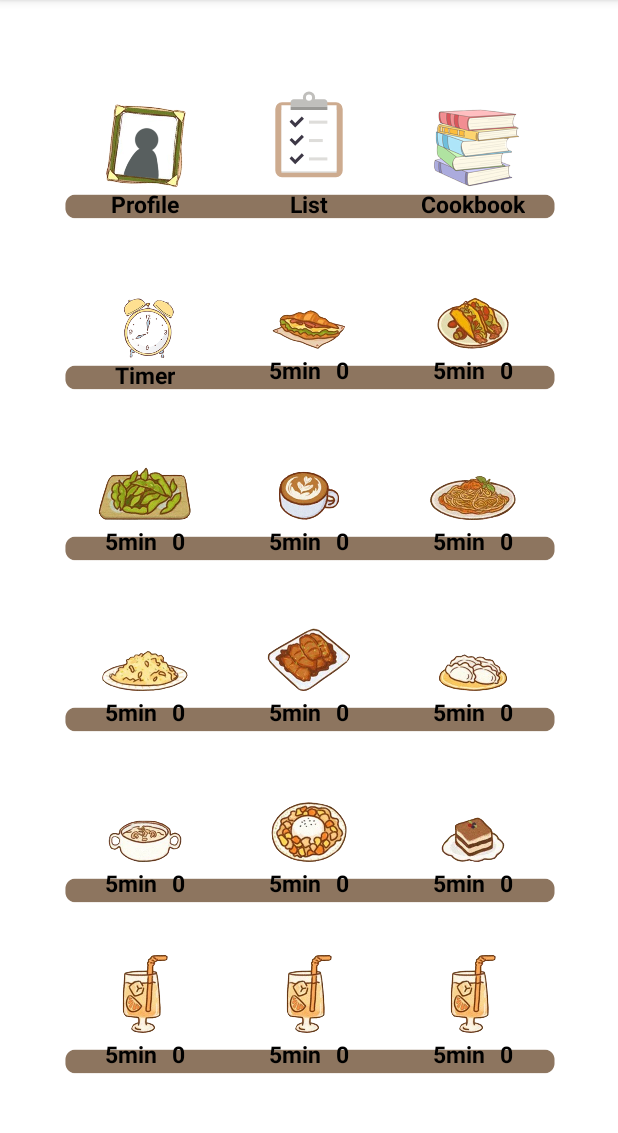
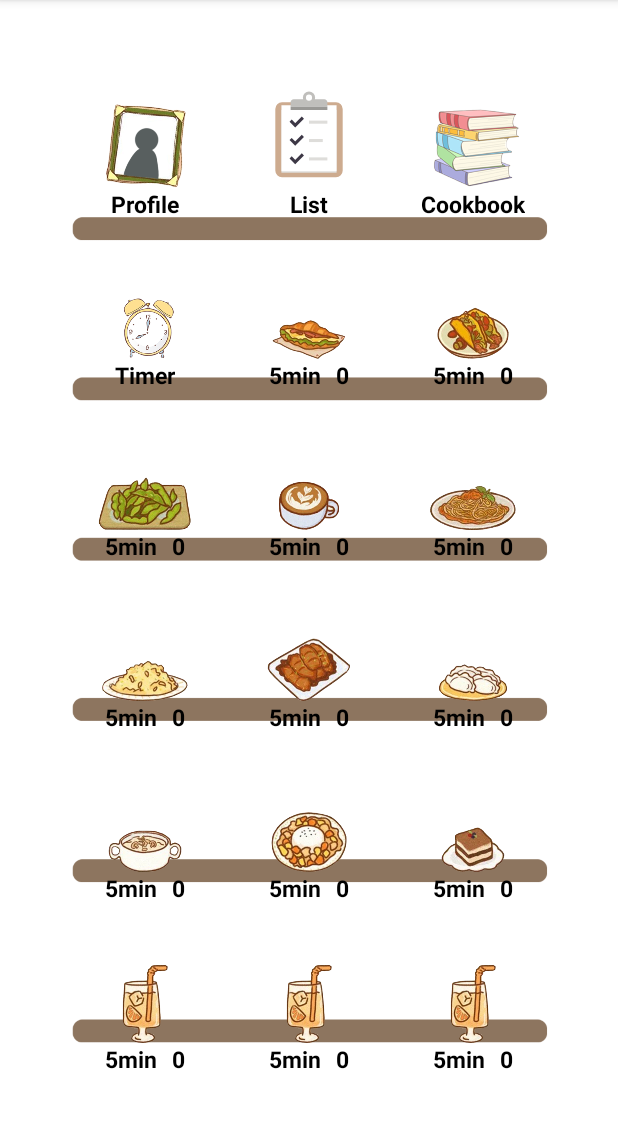
Before and after one commit to SusBhh/study-app, an Android app: the screen it shows after launch (ShelfActivity), after a tap on "Login", on a phone screen of 412 x 824 dp, the part 84-1217 px from its top. Run offline under Robolectric (Android 15) with nearby library versions, the phone set to English and light mode, and no system bars.

Commit message:
shelf fixed!!!

```diff
--- a/app/build.gradle
+++ b/app/build.gradle
@@ -12,7 +12,6 @@ android {
         targetSdk 32
         versionCode 1
         versionName "1.0"
-        vectorDrawables.useSupportLibrary = true
 
         testInstrumentationRunner "androidx.test.runner.AndroidJUnitRunner"
     }
--- a/app/src/main/res/layout/activity_shelf.xml
+++ b/app/src/main/res/layout/activity_shelf.xml
@@ -6,90 +6,16 @@
     android:layout_height="match_parent"
     tools:context=".ShelfActivity">
 
-    <GridLayout
-        android:id="@+id/bgGrid"
+    <ImageView
+        android:id="@+id/imageView5"
         android:layout_width="match_parent"
-        android:layout_height="0dp"
-        android:layout_marginStart="36dp"
-        android:layout_marginTop="36dp"
-        android:layout_marginEnd="36dp"
-        android:layout_marginBottom="36dp"
-        android:layout_weight="8"
-        android:alignmentMode="alignMargins"
-        android:columnCount="1"
-        android:columnOrderPreserved="false"
-        android:padding="6dp"
-        android:rowCount="6"
+        android:layout_height="match_parent"
+        android:scaleType="fitCenter"
         app:layout_constraintBottom_toBottomOf="parent"
         app:layout_constraintEnd_toEndOf="parent"
         app:layout_constraintStart_toStartOf="parent"
         app:layout_constraintTop_toTopOf="parent"
-        app:layout_constraintVertical_bias="0.0">
-
-
-        <ImageView
-            android:id="@+id/imageView0"
-            android:layout_width="wrap_content"
-            android:layout_height="wrap_content"
-            android:layout_row="0"
-            android:layout_rowWeight="1"
-            android:layout_column="0"
-            android:scaleType="fitEnd"
         app:srcCompat="@drawable/oneshelf" />
-
-        <ImageView
-            android:id="@+id/imageView1"
-            android:layout_width="wrap_content"
-            android:layout_height="wrap_content"
-            android:layout_row="1"
-            android:layout_rowWeight="1"
-            android:layout_column="0"
-            android:scaleType="fitEnd"
-            app:srcCompat="@drawable/oneshelf" />
-
-        <ImageView
-            android:id="@+id/imageView2"
-            android:layout_width="wrap_content"
-            android:layout_height="wrap_content"
-            android:layout_row="2"
-            android:layout_rowWeight="1"
-            android:layout_column="0"
-            android:scaleType="fitEnd"
-            app:srcCompat="@drawable/oneshelf" />
-
-        <ImageView
-            android:id="@+id/imageView3"
-            android:layout_width="wrap_content"
-            android:layout_height="wrap_content"
-            android:layout_row="3"
-            android:layout_rowWeight="1"
-            android:layout_column="0"
-            android:scaleType="fitEnd"
-            app:srcCompat="@drawable/oneshelf" />
-
-        <ImageView
-            android:id="@+id/imageView4"
-            android:layout_width="wrap_content"
-            android:layout_height="wrap_content"
-            android:layout_row="4"
-            android:layout_rowWeight="1"
-            android:layout_column="0"
-            android:scaleType="fitEnd"
-            app:srcCompat="@drawable/oneshelf" />
-
-        <ImageView
-            android:id="@+id/imageView5"
-            android:layout_width="wrap_content"
-            android:layout_height="wrap_content"
-            android:layout_row="5"
-            android:layout_rowWeight="1"
-            android:layout_column="0"
-            android:scaleType="fitEnd"
-            app:srcCompat="@drawable/oneshelf"
-            android:contentDescription="TODO" />
-
-
-    </GridLayout>
 
     <GridLayout
         android:id="@+id/mainGrid"
@@ -342,7 +268,6 @@
                     android:layout_width="wrap_content"
                     android:layout_height="wrap_content"
                     android:layout_gravity="center_horizontal|bottom"
-                    android:layout_margin="3dp"
                     android:orientation="horizontal">
                     <TextView
                         android:layout_width="wrap_content"
@@ -405,7 +330,6 @@
                     android:layout_width="wrap_content"
                     android:layout_height="wrap_content"
                     android:layout_gravity="center_horizontal|bottom"
-                    android:layout_margin="3dp"
                     android:orientation="horizontal">
                     <TextView
                         android:layout_width="wrap_content"
@@ -468,7 +392,6 @@
                     android:layout_width="wrap_content"
                     android:layout_height="wrap_content"
                     android:layout_gravity="center_horizontal|bottom"
-                    android:layout_margin="3dp"
                     android:orientation="horizontal">
                     <TextView
                         android:layout_width="wrap_content"
@@ -532,7 +455,6 @@
                     android:layout_width="wrap_content"
                     android:layout_height="wrap_content"
                     android:layout_gravity="center_horizontal|bottom"
-                    android:layout_margin="3dp"
                     android:orientation="horizontal">
                     <TextView
                         android:layout_width="wrap_content"
@@ -597,7 +519,6 @@
                     android:layout_width="wrap_content"
                     android:layout_height="wrap_content"
                     android:layout_gravity="center_horizontal|bottom"
-                    android:layout_margin="3dp"
                     android:orientation="horizontal">
                     <TextView
                         android:layout_width="wrap_content"
@@ -661,7 +582,6 @@
                     android:layout_width="wrap_content"
                     android:layout_height="wrap_content"
                     android:layout_gravity="center_horizontal|bottom"
-                    android:layout_margin="3dp"
                     android:orientation="horizontal">
                     <TextView
                         android:layout_width="wrap_content"
@@ -725,7 +645,6 @@
                     android:layout_width="wrap_content"
                     android:layout_height="wrap_content"
                     android:layout_gravity="center_horizontal|bottom"
-                    android:layout_margin="3dp"
                     android:orientation="horizontal">
                     <TextView
                         android:layout_width="wrap_content"
@@ -789,7 +708,6 @@
                     android:layout_width="wrap_content"
                     android:layout_height="wrap_content"
                     android:layout_gravity="center_horizontal|bottom"
-                    android:layout_margin="3dp"
                     android:orientation="horizontal">
                     <TextView
                         android:layout_width="wrap_content"
@@ -853,7 +771,6 @@
                     android:layout_width="wrap_content"
                     android:layout_height="wrap_content"
                     android:layout_gravity="center_horizontal|bottom"
-                    android:layout_margin="3dp"
                     android:orientation="horizontal">
                     <TextView
                         android:layout_width="wrap_content"
@@ -917,7 +834,6 @@
                     android:layout_width="wrap_content"
                     android:layout_height="wrap_content"
                     android:layout_gravity="center_horizontal|bottom"
-                    android:layout_margin="3dp"
                     android:orientation="horizontal">
                     <TextView
                         android:layout_width="wrap_content"
@@ -981,7 +897,6 @@
                     android:layout_width="wrap_content"
                     android:layout_height="wrap_content"
                     android:layout_gravity="center_horizontal|bottom"
-                    android:layout_margin="3dp"
                     android:orientation="horizontal">
                     <TextView
                         android:layout_width="wrap_content"
@@ -1044,7 +959,6 @@
                     android:layout_width="wrap_content"
                     android:layout_height="wrap_content"
                     android:layout_gravity="center_horizontal|bottom"
-                    android:layout_margin="3dp"
                     android:orientation="horizontal">
                     <TextView
                         android:layout_width="wrap_content"
@@ -1108,7 +1022,6 @@
                     android:layout_width="wrap_content"
                     android:layout_height="wrap_content"
                     android:layout_gravity="center_horizontal|bottom"
-                    android:layout_margin="3dp"
                     android:orientation="horizontal">
                     <TextView
                         android:layout_width="wrap_content"
@@ -1172,7 +1085,6 @@
                     android:layout_width="wrap_content"
                     android:layout_height="wrap_content"
                     android:layout_gravity="center_horizontal|bottom"
-                    android:layout_margin="3dp"
                     android:orientation="horizontal">
                     <TextView
                         android:layout_width="wrap_content"
```
Also changed, not shown: app/src/main/res/drawable/oneshelf.png. Lines whose indentation alone changed are shown as unchanged.
